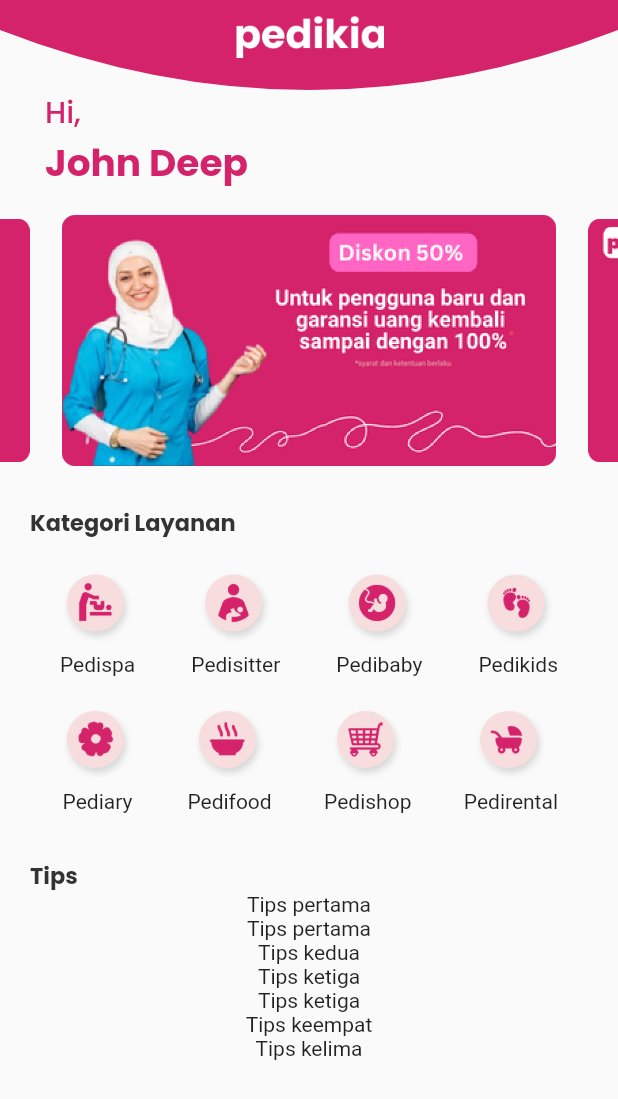
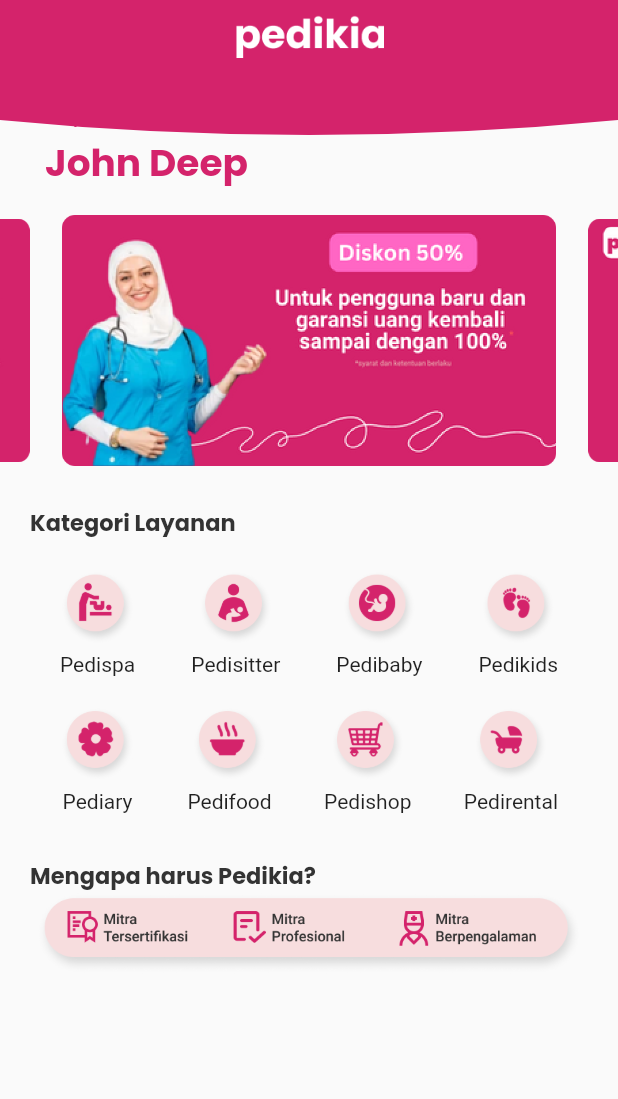
Before and after one commit to yaminmuhammad/pedikia-apps, a Flutter app: the HomePage screen opened directly, on a phone screen of 412 x 824 dp. Shown: the top 1099 px of the screen. Run offline on Flutter 3.47's test engine with Material 2 defaults, Android fonts, the phone set to English and light mode, and no system bars; drawn by our look-alikes of carousel_slider; our stand-ins replace google_fonts.

Commit message:
feat: why section

```diff
--- a/lib/pages/home/home_page.dart
+++ b/lib/pages/home/home_page.dart
@@ -210,7 +210,7 @@ class _HomePageState extends State<HomePage> {
                 right: 20,
               ),
               child: Text(
-                'Tips',
+                'Mengapa harus Pedikia?',
                 style: primaryTextStyle.copyWith(
                   fontSize: 15,
                   fontWeight: bold,
@@ -218,32 +218,14 @@ class _HomePageState extends State<HomePage> {
                 ),
               ),
             ),
-            Column(
-              children: [
-                // DUMMY TIPS
-                Container(
-                  child: Text('Tips pertama'),
+            Container(
+              child: Center(
+                child: Image.asset(
+                  'assets/why.png',
+                  width: 364,
                 ),
-                Container(
-                  child: Text('Tips pertama'),
-                ),
-                Container(
-                  child: Text('Tips kedua'),
-                ),
-                Container(
-                  child: Text('Tips ketiga'),
-                ),
-                Container(
-                  child: Text('Tips ketiga'),
-                ),
-                Container(
-                  child: Text('Tips keempat'),
-                ),
-                Container(
-                  child: Text('Tips kelima'),
-                ),
-              ],
-            )
+              ),
+            ),
           ],
         ),
       );
@@ -372,9 +354,9 @@ class ClipPathClass extends CustomClipper<Path> {
   @override
   Path getClip(Size size) {
     var path = Path();
-    path.lineTo(0, size.height - 80);
+    path.lineTo(0, size.height - 20);
     path.quadraticBezierTo(
-        size.width / 2, size.height, size.width, size.height - 80);
+        size.width / 2, size.height, size.width, size.height - 20);
     path.lineTo(size.width, 0);
     path.close();
     return path;
```
Also changed, not shown: assets/why.png (added).
